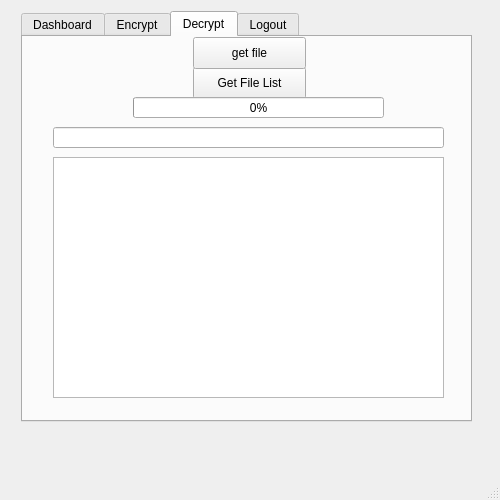
Old version of the form Forms/mainwindow.ui in the repository nickgalante/CorbeClient.
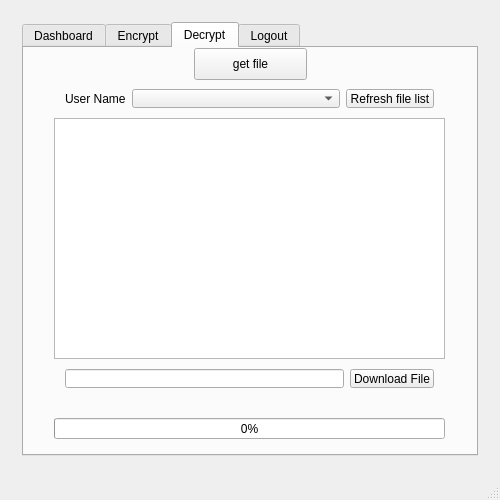
New version of the form.

Commit message: Updated Table View to show file name and file size

Patch:
```diff
--- a/Forms/mainwindow.ui
+++ b/Forms/mainwindow.ui
@@ -156,15 +156,9 @@
        </widget>
       </widget>
       <widget class="QWidget" name="page_2">
+       <layout class="QHBoxLayout" name="horizontalLayout_5">
+        <item>
        <widget class="QTabWidget" name="tabWidget">
-        <property name="geometry">
-         <rect>
-          <x>10</x>
-          <y>0</y>
-          <width>451</width>
-          <height>411</height>
-         </rect>
-        </property>
         <property name="currentIndex">
          <number>2</number>
         </property>
@@ -221,19 +215,6 @@
          <attribute name="title">
           <string>Decrypt</string>
          </attribute>
-         <widget class="QPushButton" name="getFileButton">
-          <property name="geometry">
-           <rect>
-            <x>170</x>
-            <y>30</y>
-            <width>113</width>
-            <height>32</height>
-           </rect>
-          </property>
-          <property name="text">
-           <string>Get File List</string>
-          </property>
-         </widget>
          <widget class="QPushButton" name="getFile">
           <property name="geometry">
            <rect>
@@ -250,9 +231,9 @@
          <widget class="QProgressBar" name="downloadProgress">
           <property name="geometry">
            <rect>
-            <x>110</x>
-            <y>60</y>
-            <width>251</width>
+              <x>30</x>
+              <y>370</y>
+              <width>391</width>
             <height>21</height>
            </rect>
           </property>
@@ -260,25 +241,81 @@
            <number>0</number>
           </property>
          </widget>
-         <widget class="QListView" name="fileList">
+           <widget class="QTableWidget" name="fileList">
           <property name="geometry">
            <rect>
             <x>30</x>
-            <y>120</y>
+              <y>70</y>
             <width>391</width>
             <height>241</height>
            </rect>
           </property>
          </widget>
-         <widget class="QLineEdit" name="fileName">
+           <widget class="QWidget" name="horizontalLayoutWidget">
           <property name="geometry">
            <rect>
             <x>30</x>
-            <y>90</y>
+              <y>310</y>
             <width>391</width>
-            <height>21</height>
-           </rect>
-          </property>
+              <height>41</height>
+             </rect>
+            </property>
+            <layout class="QHBoxLayout" name="horizontalLayout_3">
+             <item>
+              <widget class="QLineEdit" name="fileName"/>
+             </item>
+             <item>
+              <widget class="QPushButton" name="getFile_2">
+               <property name="styleSheet">
+                <string notr="true"/>
+               </property>
+               <property name="text">
+                <string>Download File</string>
+               </property>
+              </widget>
+             </item>
+            </layout>
+           </widget>
+           <widget class="QWidget" name="horizontalLayoutWidget_2">
+            <property name="geometry">
+             <rect>
+              <x>30</x>
+              <y>30</y>
+              <width>391</width>
+              <height>41</height>
+             </rect>
+            </property>
+            <layout class="QHBoxLayout" name="horizontalLayout_4">
+             <item>
+              <widget class="QLabel" name="label_2">
+               <property name="sizePolicy">
+                <sizepolicy hsizetype="Fixed" vsizetype="Preferred">
+                 <horstretch>0</horstretch>
+                 <verstretch>0</verstretch>
+                </sizepolicy>
+               </property>
+               <property name="text">
+                <string>User Name</string>
+               </property>
+              </widget>
+             </item>
+             <item>
+              <widget class="QComboBox" name="comboBox"/>
+             </item>
+             <item>
+              <widget class="QPushButton" name="getFileButton">
+               <property name="sizePolicy">
+                <sizepolicy hsizetype="Fixed" vsizetype="Fixed">
+                 <horstretch>0</horstretch>
+                 <verstretch>0</verstretch>
+                </sizepolicy>
+               </property>
+               <property name="text">
+                <string>Refresh file list</string>
+               </property>
+              </widget>
+             </item>
+            </layout>
          </widget>
         </widget>
         <widget class="QWidget" name="Logout">
@@ -287,6 +324,8 @@
          </attribute>
         </widget>
        </widget>
+        </item>
+       </layout>
       </widget>
      </widget>
     </item>
```
Left out of the diff: 80 changed lines with no effect on the pictures. Lines whose indentation alone changed are shown as unchanged. The commit also changes 9 other files.
